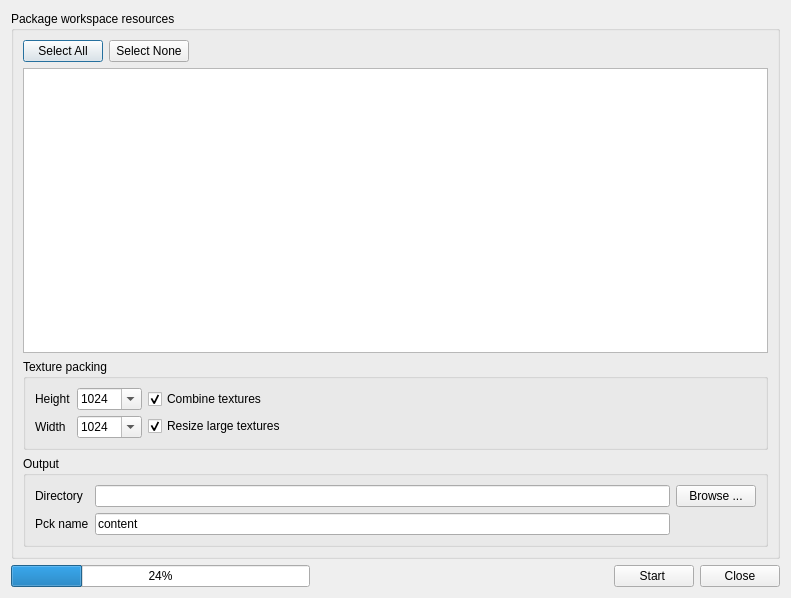
This is editor/gui/dlgpackage.ui in ensisoft/detonator as Qt 5 draws it before an edit. The edited form follows.
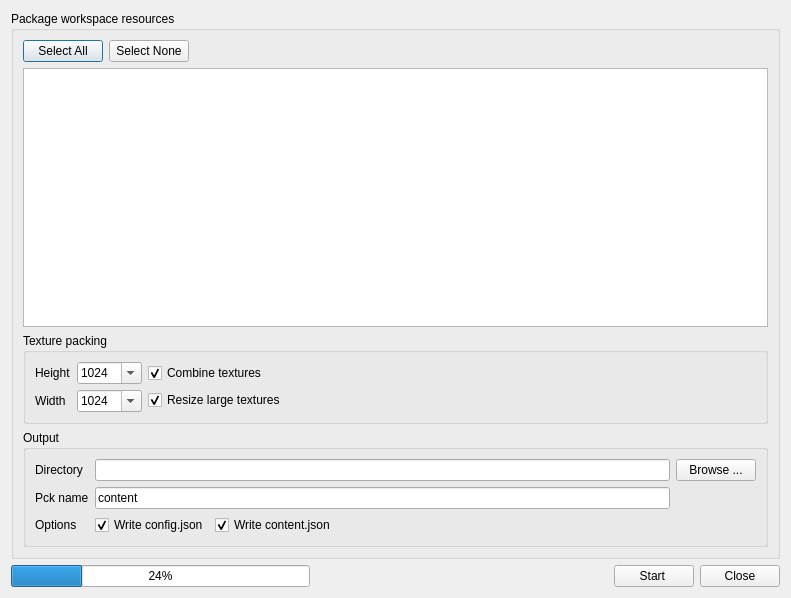
This is the edited form. Icons and pictures are not drawn.

Commit message:
Add an option to generate and write config.json during packaging
Add an option to generate and write config.json during packaging.
Also improve the UI/UX for window/fullscreen config setting in
project/workspace settings.

```diff
--- a/editor/gui/dlgpackage.ui
+++ b/editor/gui/dlgpackage.ui
@@ -238,23 +238,6 @@
          <string>Output</string>
         </property>
         <layout class="QGridLayout" name="gridLayout_2">
-         <item row="0" column="0">
-          <widget class="QLabel" name="label">
-           <property name="text">
-            <string>Directory</string>
-           </property>
-          </widget>
-         </item>
-         <item row="0" column="1">
-          <widget class="QLineEdit" name="editOutDir"/>
-         </item>
-         <item row="0" column="2">
-          <widget class="QPushButton" name="btnBrowse">
-           <property name="text">
-            <string>Browse ...</string>
-           </property>
-          </widget>
-         </item>
          <item row="1" column="0">
           <widget class="QLabel" name="label_2">
            <property name="text">
@@ -262,6 +245,9 @@
            </property>
           </widget>
          </item>
+         <item row="0" column="1">
+          <widget class="QLineEdit" name="editOutDir"/>
+         </item>
          <item row="1" column="1">
           <widget class="QLineEdit" name="editPckName">
            <property name="text">
@@ -269,6 +255,64 @@
            </property>
           </widget>
          </item>
+         <item row="0" column="0">
+          <widget class="QLabel" name="label">
+           <property name="text">
+            <string>Directory</string>
+           </property>
+          </widget>
+         </item>
+         <item row="0" column="2">
+          <widget class="QPushButton" name="btnBrowse">
+           <property name="text">
+            <string>Browse ...</string>
+           </property>
+          </widget>
+         </item>
+         <item row="2" column="0">
+          <widget class="QLabel" name="label_5">
+           <property name="text">
+            <string>Options</string>
+           </property>
+          </widget>
+         </item>
+         <item row="2" column="1">
+          <layout class="QHBoxLayout" name="horizontalLayout_4">
+           <item>
+            <widget class="QCheckBox" name="chkWriteConfig">
+             <property name="text">
+              <string>Write config.json</string>
+             </property>
+             <property name="checked">
+              <bool>true</bool>
+             </property>
+            </widget>
+           </item>
+           <item>
+            <widget class="QCheckBox" name="chkWriteContent">
+             <property name="text">
+              <string>Write content.json</string>
+             </property>
+             <property name="checked">
+              <bool>true</bool>
+             </property>
+            </widget>
+           </item>
+           <item>
+            <spacer name="horizontalSpacer_4">
+             <property name="orientation">
+              <enum>Qt::Horizontal</enum>
+             </property>
+             <property name="sizeHint" stdset="0">
+              <size>
+               <width>40</width>
+               <height>20</height>
+              </size>
+             </property>
+            </spacer>
+           </item>
+          </layout>
+         </item>
         </layout>
        </widget>
       </item>
```
Left out of the diff: 2 changed lines with no effect on the pictures. The commit also changes 9 other files.
